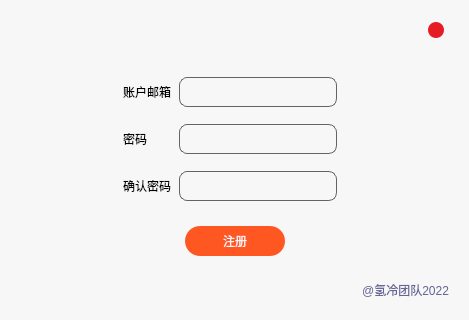
Qt form src/register/register.ui (Hcolda/QingLiaoChatClient) before a commit.
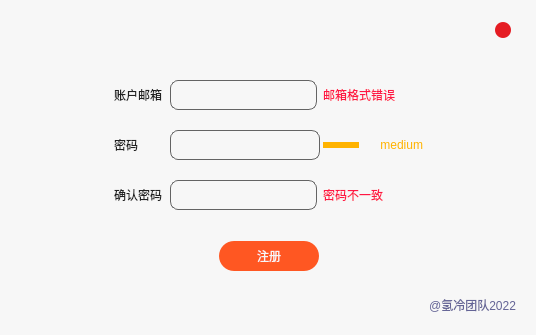
The same form after that commit.

Commit message: 完善注册界面，修复关闭软件保持在后台运行的错误

Diff of the .ui file:
```diff
--- a/src/register/register.ui
+++ b/src/register/register.ui
@@ -9,8 +9,8 @@
    <rect>
     <x>0</x>
     <y>0</y>
-    <width>469</width>
-    <height>320</height>
+    <width>536</width>
+    <height>335</height>
    </rect>
   </property>
   <property name="windowTitle">
@@ -164,7 +164,7 @@
                <enum>QFrame::Raised</enum>
               </property>
               <layout class="QGridLayout" name="gridLayout_2">
-               <item row="2" column="2">
+               <item row="2" column="1">
                 <widget class="QLineEdit" name="password_lineEdit">
                  <property name="sizePolicy">
                   <sizepolicy hsizetype="Expanding" vsizetype="Fixed">
@@ -172,6 +172,12 @@
                    <verstretch>0</verstretch>
                   </sizepolicy>
                  </property>
+                 <property name="minimumSize">
+                  <size>
+                   <width>150</width>
+                   <height>0</height>
+                  </size>
+                 </property>
                  <property name="maximumSize">
                   <size>
                    <width>16777215</width>
@@ -194,8 +200,8 @@
                  </property>
                 </widget>
                </item>
-               <item row="1" column="2">
-                <spacer name="verticalSpacer">
+               <item row="3" column="1">
+                <spacer name="verticalSpacer_2">
                  <property name="orientation">
                   <enum>Qt::Vertical</enum>
                  </property>
@@ -210,79 +216,23 @@
                  </property>
                 </spacer>
                </item>
-               <item row="0" column="3">
-                <spacer name="horizontalSpacer_7">
-                 <property name="orientation">
-                  <enum>Qt::Horizontal</enum>
-                 </property>
-                 <property name="sizeType">
-                  <enum>QSizePolicy::Fixed</enum>
-                 </property>
-                 <property name="sizeHint" stdset="0">
-                  <size>
-                   <width>30</width>
-                   <height>20</height>
-                  </size>
-                 </property>
-                </spacer>
-               </item>
                <item row="0" column="2">
-                <widget class="QLineEdit" name="email_lineEdit">
-                 <property name="sizePolicy">
-                  <sizepolicy hsizetype="Expanding" vsizetype="Fixed">
-                   <horstretch>0</horstretch>
-                   <verstretch>0</verstretch>
-                  </sizepolicy>
-                 </property>
-                 <property name="maximumSize">
+                <widget class="QLabel" name="email_match_label">
+                 <property name="minimumSize">
                   <size>
-                   <width>16777215</width>
-                   <height>30</height>
+                   <width>100</width>
+                   <height>0</height>
                   </size>
                  </property>
                  <property name="styleSheet">
-                  <string notr="true">border:1px solid rgb(100,100,100);
-border-radius:8px;
-</string>
+                  <string notr="true">color: #FF1744;</string>
                  </property>
-                 <property name="frame">
-                  <bool>true</bool>
-                 </property>
-                 <property name="alignment">
-                  <set>Qt::AlignCenter</set>
+                 <property name="text">
+                  <string>邮箱格式错误</string>
                  </property>
                 </widget>
                </item>
                <item row="0" column="0">
-                <spacer name="horizontalSpacer_6">
-                 <property name="orientation">
-                  <enum>Qt::Horizontal</enum>
-                 </property>
-                 <property name="sizeType">
-                  <enum>QSizePolicy::Maximum</enum>
-                 </property>
-                 <property name="sizeHint" stdset="0">
-                  <size>
-                   <width>20</width>
-                   <height>20</height>
-                  </size>
-                 </property>
-                </spacer>
-               </item>
-               <item row="2" column="1">
-                <widget class="QLabel" name="label_2">
-                 <property name="minimumSize">
-                  <size>
-                   <width>50</width>
-                   <height>30</height>
-                  </size>
-                 </property>
-                 <property name="text">
-                  <string>密码</string>
-                 </property>
-                </widget>
-               </item>
-               <item row="0" column="1">
                 <widget class="QLabel" name="label">
                  <property name="minimumSize">
                   <size>
@@ -290,58 +240,67 @@
                    <height>30</height>
                   </size>
                  </property>
+                 <property name="styleSheet">
+                  <string notr="true">color: #212121;</string>
+                 </property>
                  <property name="text">
                   <string>账户邮箱</string>
                  </property>
                 </widget>
                </item>
-               <item row="3" column="2">
-                <spacer name="verticalSpacer_2">
-                 <property name="orientation">
-                  <enum>Qt::Vertical</enum>
-                 </property>
-                 <property name="sizeType">
-                  <enum>QSizePolicy::Fixed</enum>
-                 </property>
-                 <property name="sizeHint" stdset="0">
-                  <size>
-                   <width>20</width>
-                   <height>10</height>
-                  </size>
-                 </property>
-                </spacer>
-               </item>
-               <item row="4" column="2">
-                <widget class="QLineEdit" name="password_lineEdit_2">
+               <item row="2" column="2">
+                <widget class="QProgressBar" name="password_prograssBar">
                  <property name="sizePolicy">
-                  <sizepolicy hsizetype="Expanding" vsizetype="Fixed">
+                  <sizepolicy hsizetype="Fixed" vsizetype="Fixed">
                    <horstretch>0</horstretch>
                    <verstretch>0</verstretch>
                   </sizepolicy>
                  </property>
-                 <property name="maximumSize">
+                 <property name="minimumSize">
                   <size>
-                   <width>16777215</width>
-                   <height>30</height>
+                   <width>100</width>
+                   <height>0</height>
                   </size>
                  </property>
                  <property name="styleSheet">
-                  <string notr="true">border:1px solid rgb(100,100,100);
-border-radius:8px;
+                  <string notr="true">QProgressBar{
+	color: #FFB300;
+} 
+
+QProgressBar::chunk {
+	background: #FFB300;
+	margin-top: 8%;
+	margin-bottom: 8%;
+	margin-right: 30%;
+}
+
+
 </string>
                  </property>
-                 <property name="frame">
-                  <bool>true</bool>
-                 </property>
-                 <property name="echoMode">
-                  <enum>QLineEdit::Password</enum>
+                 <property name="value">
+                  <number>66</number>
                  </property>
                  <property name="alignment">
-                  <set>Qt::AlignCenter</set>
+                  <set>Qt::AlignRight|Qt::AlignTrailing|Qt::AlignVCenter</set>
+                 </property>
+                 <property name="textVisible">
+                  <bool>true</bool>
+                 </property>
+                 <property name="orientation">
+                  <enum>Qt::Horizontal</enum>
+                 </property>
+                 <property name="invertedAppearance">
+                  <bool>false</bool>
+                 </property>
+                 <property name="textDirection">
+                  <enum>QProgressBar::TopToBottom</enum>
+                 </property>
+                 <property name="format">
+                  <string>medium</string>
                  </property>
                 </widget>
                </item>
-               <item row="4" column="1">
+               <item row="4" column="0">
                 <widget class="QLabel" name="label_5">
                  <property name="minimumSize">
                   <size>
@@ -349,11 +308,119 @@
                    <height>30</height>
                   </size>
                  </property>
+                 <property name="styleSheet">
+                  <string notr="true">color: #212121;</string>
+                 </property>
                  <property name="text">
                   <string>确认密码</string>
                  </property>
                 </widget>
                </item>
+               <item row="1" column="1">
+                <spacer name="verticalSpacer">
+                 <property name="orientation">
+                  <enum>Qt::Vertical</enum>
+                 </property>
+                 <property name="sizeType">
+                  <enum>QSizePolicy::Fixed</enum>
+                 </property>
+                 <property name="sizeHint" stdset="0">
+                  <size>
+                   <width>20</width>
+                   <height>10</height>
+                  </size>
+                 </property>
+                </spacer>
+               </item>
+               <item row="4" column="2">
+                <widget class="QLabel" name="password_match_label">
+                 <property name="minimumSize">
+                  <size>
+                   <width>100</width>
+                   <height>0</height>
+                  </size>
+                 </property>
+                 <property name="styleSheet">
+                  <string notr="true">color: #FF1744;</string>
+                 </property>
+                 <property name="text">
+                  <string>密码不一致</string>
+                 </property>
+                </widget>
+               </item>
+               <item row="4" column="1">
+                <widget class="QLineEdit" name="password_lineEdit_2">
+                 <property name="sizePolicy">
+                  <sizepolicy hsizetype="Expanding" vsizetype="Fixed">
+                   <horstretch>0</horstretch>
+                   <verstretch>0</verstretch>
+                  </sizepolicy>
+                 </property>
+                 <property name="maximumSize">
+                  <size>
+                   <width>16777215</width>
+                   <height>30</height>
+                  </size>
+                 </property>
+                 <property name="styleSheet">
+                  <string notr="true">border:1px solid rgb(100,100,100);
+border-radius:8px;
+</string>
+                 </property>
+                 <property name="frame">
+                  <bool>true</bool>
+                 </property>
+                 <property name="echoMode">
+                  <enum>QLineEdit::Password</enum>
+                 </property>
+                 <property name="alignment">
+                  <set>Qt::AlignCenter</set>
+                 </property>
+                </widget>
+               </item>
+               <item row="2" column="0">
+                <widget class="QLabel" name="label_2">
+                 <property name="minimumSize">
+                  <size>
+                   <width>50</width>
+                   <height>30</height>
+                  </size>
+                 </property>
+                 <property name="styleSheet">
+                  <string notr="true">color: #212121;</string>
+                 </property>
+                 <property name="text">
+                  <string>密码</string>
+                 </property>
+                </widget>
+               </item>
+               <item row="0" column="1">
+                <widget class="QLineEdit" name="email_lineEdit">
+                 <property name="sizePolicy">
+                  <sizepolicy hsizetype="Expanding" vsizetype="Fixed">
+                   <horstretch>0</horstretch>
+                   <verstretch>0</verstretch>
+                  </sizepolicy>
+                 </property>
+                 <property name="maximumSize">
+                  <size>
+                   <width>16777215</width>
+                   <height>30</height>
+                  </size>
+                 </property>
+                 <property name="styleSheet">
+                  <string notr="true">border:1px solid rgb(100,100,100);
+border-radius:8px;
+</string>
+                 </property>
+                 <property name="frame">
+                  <bool>true</bool>
+                 </property>
+                 <property name="alignment">
+                  <set>Qt::AlignCenter</set>
+                 </property>
+                </widget>
+               </item>
               </layout>
              </widget>
             </item>
```
Left out of the diff: 58 changed lines with no effect on the pictures. The commit also changes 4 other files.
